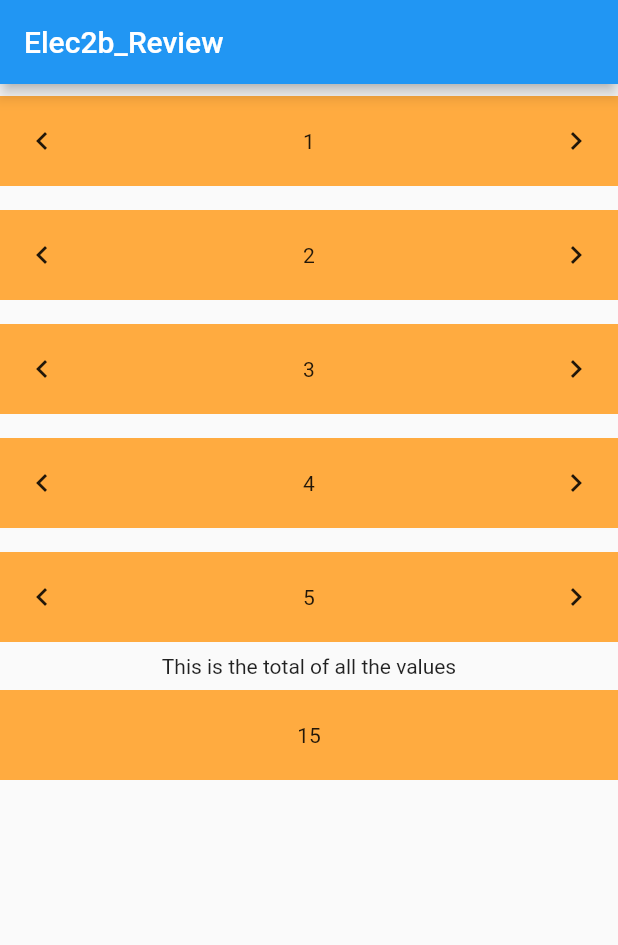
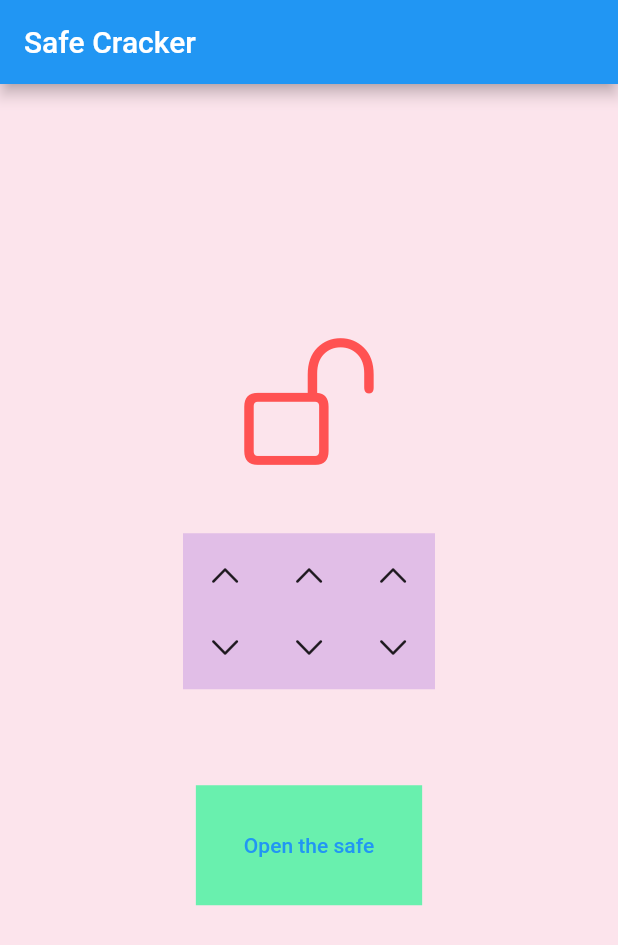
Before and after one commit to kyaay/elec2b_review_app, a Flutter app: the screen it shows after launch, on a phone screen of 412 x 824 dp. Shown: the top 945 px of the screen. Run offline on Flutter 3.47's test engine with Material 2 defaults, Android fonts, the phone set to English and light mode, and no system bars.

Commit message:
Lockpicker UI

```diff
--- a/lib/main.dart
+++ b/lib/main.dart
@@ -1,4 +1,7 @@
+import 'package:flutter/cupertino.dart';
 import 'package:flutter/material.dart';
+
+import 'safe_cracker_widgets/safe_dial.dart';
 
 void main() {
   runApp(const MyApp());
@@ -14,30 +17,44 @@
       theme: ThemeData(
         primarySwatch: Colors.blue,
       ),
-      home: const MyHomePage(),
+      home: const SafeCrackerView(),
     );
   }
 }
 
-class MyHomePage extends StatefulWidget {
-  const MyHomePage({Key? key}) : super(key: key);
+class SafeCrackerView extends StatefulWidget {
+  const SafeCrackerView({Key? key}) : super(key: key);
 
   @override
-  State<MyHomePage> createState() => _MyHomePageState();
+  State<SafeCrackerView> createState() => _SafeCrackerViewState();
 }
 
-class _MyHomePageState extends State<MyHomePage> {
-  List<int> values = [1, 2, 3, 4, 5];
+class _SafeCrackerViewState extends State<SafeCrackerView> {
+  List<int> values = [0, 0, 0];
 
   @override
   Widget build(BuildContext context) {
     return Scaffold(
+      backgroundColor: Colors.pink.shade50,
       appBar: AppBar(
-        title: const Text("Elec2b_Review"),
+        title: const Text("Safe Cracker"),
       ),
-      body: Column(children: [
+      body: Center(
+        child: Column(
+          mainAxisSize: MainAxisSize.min,
+          children: [
+            Icon(
+              true ? CupertinoIcons.lock_open : CupertinoIcons.lock,
+              size: 95,
+              color: Colors.redAccent,
+            ),
+            Container(
+              margin: EdgeInsets.only(top: 32),
+              height: 120,
+              child:
+                  Row(mainAxisAlignment: MainAxisAlignment.center, children: [
                 for (int i = 0; i < values.length; i++)
-          IncrementalNumberHolderStl(
+                  SafeDial(
                     startingValue: values[i],
                     onIncrement: () {
                       setState(() {
@@ -50,18 +67,22 @@
                       });
                     },
                   ),
-        Text("This is the total of all the values"),
-        GestureDetector(
-          onTap: () {
-            setState(() {
-              values = [0, 0, 0, 0, 0];
-            });
-          },
-          child: NumberHolder(
-            content: sumOfAllValues(values),
+              ]),
+            ),
+            Container(
+              margin: const EdgeInsets.symmetric(vertical: 48),
+              child: TextButton(
+                onPressed: () {},
+                child: Container(
+                  padding: EdgeInsets.all(32),
+                  color: Colors.greenAccent,
+                  child: Text("Open the safe"),
                 ),
               ),
-      ]),
+            ),
+          ],
+        ),
+      ),
     );
   }
 
@@ -84,56 +105,16 @@
   @override
   Widget build(BuildContext context) {
     return Container(
-        margin: const EdgeInsets.symmetric(vertical: 8),
+        margin: const EdgeInsets.all(4),
         padding: const EdgeInsets.all(4),
         constraints: const BoxConstraints(minHeight: 60),
         width: double.infinity,
-        color: Colors.orangeAccent,
+        color: Colors.pink.shade200,
         child: Center(
           child: Text(
             "$content",
             textAlign: TextAlign.center,
           ),
-        ));
-  }
-}
-
-class IncrementalNumberHolderStl extends StatelessWidget {
-  final int startingValue;
-  final Function()? onIncrement;
-  final Function()? onDecrement;
-  const IncrementalNumberHolderStl(
-      {Key? key,
-      required this.startingValue,
-      this.onIncrement,
-      this.onDecrement})
-      : super(key: key);
-
-  @override
-  Widget build(BuildContext context) {
-    return Container(
-        margin: const EdgeInsets.symmetric(vertical: 8),
-        padding: const EdgeInsets.all(4),
-        width: double.infinity,
-        color: Colors.orangeAccent,
-        constraints: const BoxConstraints(minHeight: 60),
-        child: Row(
-          children: [
-            IconButton(
-              onPressed: onDecrement,
-              icon: Icon(Icons.chevron_left),
-            ),
-            Expanded(
-              child: Text(
-                "$startingValue",
-                textAlign: TextAlign.center,
-              ),
-            ),
-            IconButton(
-              onPressed: onIncrement,
-              icon: Icon(Icons.chevron_right),
-            ),
-          ],
         ));
   }
 }
--- /dev/null
+++ b/lib/safe_cracker_widgets/safe_dial.dart
@@ -0,0 +1,41 @@
+import 'package:flutter/cupertino.dart';
+import 'package:flutter/material.dart';
+
+class SafeDial extends StatelessWidget {
+  final int startingValue;
+  final Function()? onIncrement;
+  final Function()? onDecrement;
+  const SafeDial(
+      {Key? key,
+      required this.startingValue,
+      this.onIncrement,
+      this.onDecrement})
+      : super(key: key);
+
+  @override
+  Widget build(BuildContext context) {
+    return Container(
+        margin: const EdgeInsets.symmetric(vertical: 8),
+        padding: const EdgeInsets.all(4),
+        color: Colors.purple.shade100,
+        constraints: const BoxConstraints(minHeight: 60),
+        child: Column(
+          children: [
+            IconButton(
+              onPressed: onIncrement,
+              icon: Icon(CupertinoIcons.chevron_up),
+            ),
+            Expanded(
+              child: Text(
+                "$startingValue",
+                textAlign: TextAlign.center,
+              ),
+            ),
+            IconButton(
+              onPressed: onDecrement,
+              icon: Icon(CupertinoIcons.chevron_down),
+            ),
+          ],
+        ));
+  }
+}
```
Lines whose indentation alone changed are shown as unchanged.
